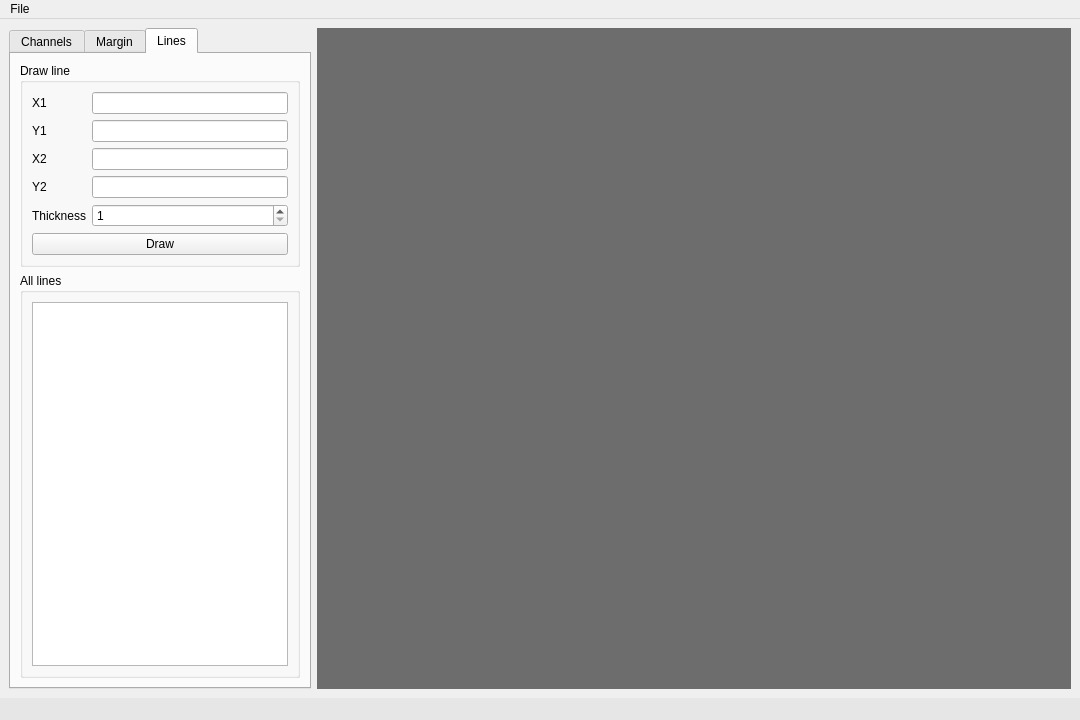
This is introductory_practice/main_window.ui in KarandaevRuslan/introductory-practice as Qt 5 draws it before an edit. The edited form follows.
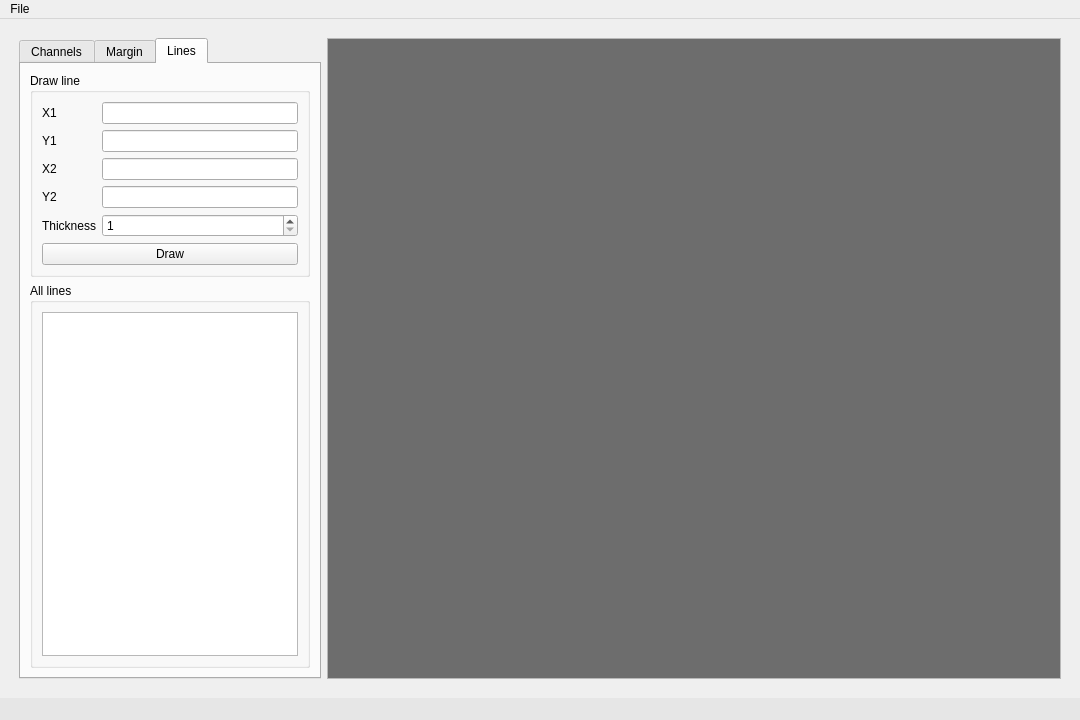
This is the edited form. The open tabs and pages were chosen to show the change. Icons and pictures are not drawn.

```diff
--- a/introductory_practice/main_window.ui
+++ b/introductory_practice/main_window.ui
@@ -23,31 +23,18 @@
    <layout class="QGridLayout" name="gridLayout">
     <item row="0" column="0">
      <layout class="QFormLayout" name="formLayout">
-      <item row="0" column="1">
-       <widget class="QLabel" name="imageLbl">
-        <property name="sizePolicy">
-         <sizepolicy hsizetype="Minimum" vsizetype="Preferred">
-          <horstretch>0</horstretch>
-          <verstretch>0</verstretch>
-         </sizepolicy>
-        </property>
-        <property name="styleSheet">
-         <string notr="true">background-color: rgb(109, 109, 109)</string>
-        </property>
-        <property name="text">
-         <string/>
-        </property>
-        <property name="alignment">
-         <set>Qt::AlignCenter</set>
-        </property>
-        <property name="margin">
-         <number>0</number>
-        </property>
-        <property name="indent">
-         <number>-1</number>
-        </property>
-       </widget>
-      </item>
+      <property name="leftMargin">
+       <number>10</number>
+      </property>
+      <property name="topMargin">
+       <number>10</number>
+      </property>
+      <property name="rightMargin">
+       <number>10</number>
+      </property>
+      <property name="bottomMargin">
+       <number>10</number>
+      </property>
       <item row="0" column="0">
        <widget class="QTabWidget" name="tabWidget">
         <property name="sizePolicy">
@@ -291,7 +278,13 @@
             </property>
             <layout class="QGridLayout" name="gridLayout_6">
              <item row="0" column="0">
-              <widget class="QListView" name="linesLst"/>
+              <widget class="QListWidget" name="linesLst">
+               <property name="font">
+                <font>
+                 <pointsize>7</pointsize>
+                </font>
+               </property>
+              </widget>
              </item>
             </layout>
            </widget>
@@ -300,6 +293,56 @@
         </widget>
        </widget>
       </item>
+      <item row="0" column="1">
+       <widget class="QScrollArea" name="scrollArea">
+        <property name="widgetResizable">
+         <bool>true</bool>
+        </property>
+        <widget class="QWidget" name="scrollAreaWidgetContents">
+         <property name="geometry">
+          <rect>
+           <x>0</x>
+           <y>0</y>
+           <width>721</width>
+           <height>625</height>
+          </rect>
+         </property>
+         <property name="styleSheet">
+          <string notr="true">background-color: rgb(109, 109, 109)</string>
+         </property>
+         <layout class="QGridLayout" name="gridLayout_8">
+          <item row="0" column="0">
+           <widget class="QLabel" name="imageLbl">
+            <property name="sizePolicy">
+             <sizepolicy hsizetype="Minimum" vsizetype="Preferred">
+              <horstretch>0</horstretch>
+              <verstretch>0</verstretch>
+             </sizepolicy>
+            </property>
+            <property name="styleSheet">
+             <string notr="true"/>
+            </property>
+            <property name="text">
+             <string/>
+            </property>
+            <property name="scaledContents">
+             <bool>false</bool>
+            </property>
+            <property name="alignment">
+             <set>Qt::AlignCenter</set>
+            </property>
+            <property name="margin">
+             <number>0</number>
+            </property>
+            <property name="indent">
+             <number>-1</number>
+            </property>
+           </widget>
+          </item>
+         </layout>
+        </widget>
+       </widget>
+      </item>
      </layout>
     </item>
    </layout>
```
Left out of the diff: 6 changed lines with no effect on the pictures.
